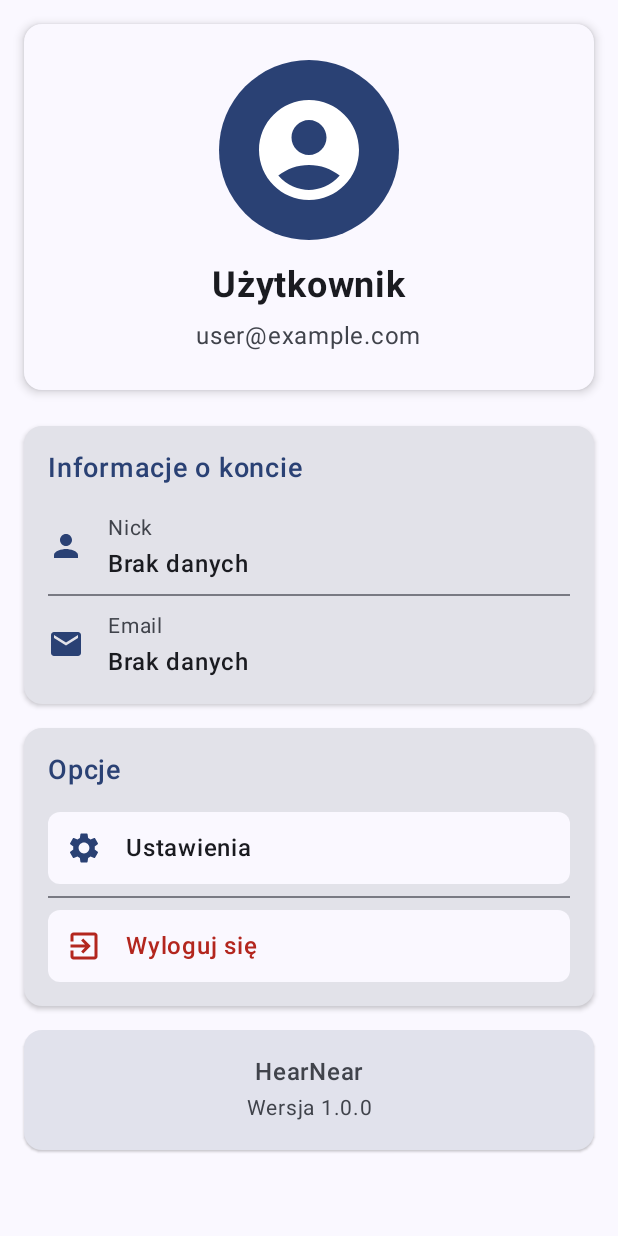
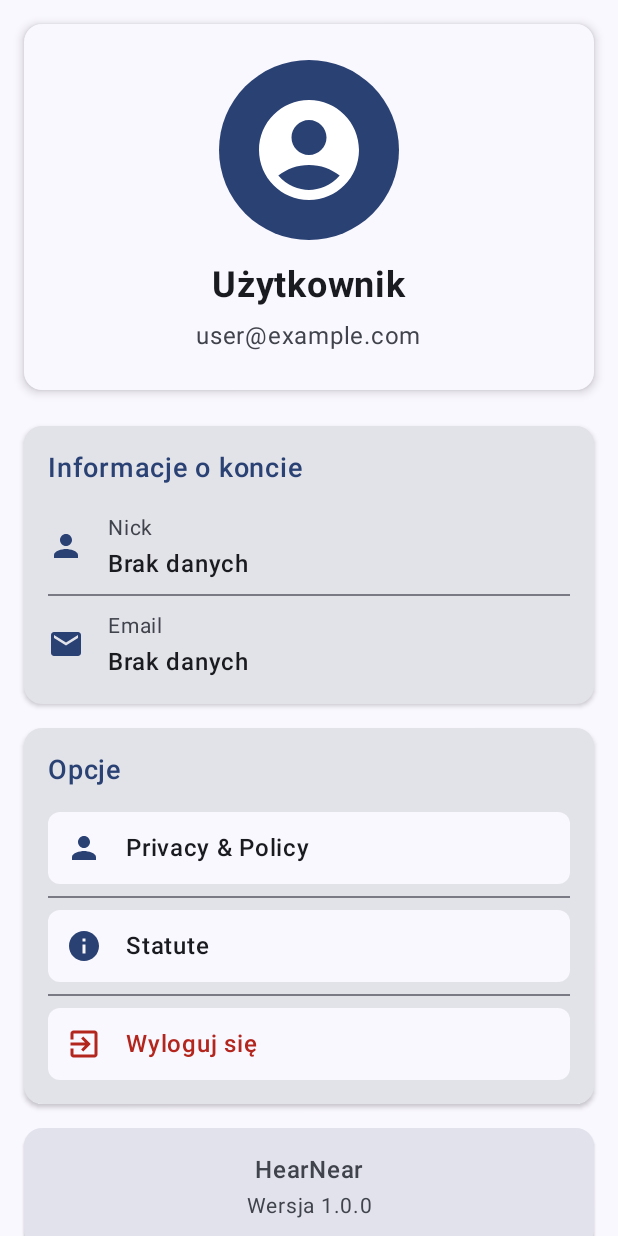
Before and after one commit to M-ichael-M/HearNear, an Android app built with Jetpack Compose: the composable UserScreen shown on its own in the app's theme, on a phone screen of 412 x 824 dp. Run offline under Robolectric (Android 15) with nearby library versions, the phone set to English and light mode, and no system bars; 1 statement that could not run was skipped.

Commit message:
Add statute

```diff
--- a/App/app/src/main/java/com/example/hearnear/ui/screens/UserScreen.kt
+++ b/App/app/src/main/java/com/example/hearnear/ui/screens/UserScreen.kt
@@ -10,6 +10,7 @@ import androidx.compose.material.icons.Icons
 import androidx.compose.material.icons.filled.AccountCircle
 import androidx.compose.material.icons.filled.Email
 import androidx.compose.material.icons.filled.ExitToApp
+import androidx.compose.material.icons.filled.Info
 import androidx.compose.material.icons.filled.Person
 import androidx.compose.material.icons.filled.Settings
 import androidx.compose.material3.*
@@ -22,12 +23,15 @@ import androidx.compose.ui.text.font.FontWeight
 import androidx.compose.ui.text.style.TextAlign
 import androidx.compose.ui.unit.dp
 import androidx.compose.ui.unit.sp
+import androidx.navigation.NavController
+import com.example.hearnear.ui.HearNearScreen
 import com.example.hearnear.viewmodel.AuthViewModel
 
 @OptIn(ExperimentalMaterial3Api::class)
 @Composable
 fun UserScreen(
-    authViewModel: AuthViewModel? = null
+    authViewModel: AuthViewModel? = null,
+    navController: NavController
 ) {
     val authState by authViewModel?.authState?.collectAsState() ?: remember { mutableStateOf(null) }
 
@@ -143,11 +147,26 @@ fun UserScreen(
                     modifier = Modifier.padding(bottom = 16.dp)
                 )
 
+
                 UserActionItem(
-                    icon = Icons.Default.Settings,
-                    label = "Ustawienia",
-                    onClick = { /* TODO: Implementacja ustawień */ }
+                    icon = Icons.Default.Person,
+                    label = "Privacy & Policy",
+                    onClick = {
+                        navController.navigate(HearNearScreen.PrivacyPolicy.name)
+                    }
                 )
+
+                Divider(modifier = Modifier.padding(vertical = 8.dp))
+
+
+                UserActionItem(
+                    icon = Icons.Default.Info,
+                    label = "Statute",
+                    onClick = {
+                        navController.navigate(HearNearScreen.Statute.name)
+                    }
+                )
+
 
                 Divider(modifier = Modifier.padding(vertical = 8.dp))
 
--- /dev/null
+++ b/App/app/src/main/res/drawable/outline_person_24.xml
@@ -0,0 +1,5 @@
+<vector xmlns:android="http://schemas.android.com/apk/res/android" android:height="24dp" android:tint="#000000" android:viewportHeight="960" android:viewportWidth="960" android:width="24dp">
+
+    <path android:fillColor="@android:color/white" android:pathData="M480,480Q414,480 367,433Q320,386 320,320Q320,254 367,207Q414,160 480,160Q546,160 593,207Q640,254 640,320Q640,386 593,433Q546,480 480,480ZM160,800L160,688Q160,654 177.5,625.5Q195,597 224,582Q286,551 350,535.5Q414,520 480,520Q546,520 610,535.5Q674,551 736,582Q765,597 782.5,625.5Q800,654 800,688L800,800L160,800ZM240,720L720,720L720,688Q720,677 714.5,668Q709,659 700,654Q646,627 591,613.5Q536,600 480,600Q424,600 369,613.5Q314,627 260,654Q251,659 245.5,668Q240,677 240,688L240,720ZM480,400Q513,400 536.5,376.5Q560,353 560,320Q560,287 536.5,263.5Q513,240 480,240Q447,240 423.5,263.5Q400,287 400,320Q400,353 423.5,376.5Q447,400 480,400ZM480,320Q480,320 480,320Q480,320 480,320Q480,320 480,320Q480,320 480,320Q480,320 480,320Q480,320 480,320Q480,320 480,320Q480,320 480,320ZM480,720L480,720Q480,720 480,720Q480,720 480,720Q480,720 480,720Q480,720 480,720Q480,720 480,720Q480,720 480,720Q480,720 480,720Q480,720 480,720L480,720Z"/>
+
+</vector>
--- a/App/app/src/main/res/values/strings.xml
+++ b/App/app/src/main/res/values/strings.xml
@@ -7,4 +7,6 @@
     <string name="home">Home</string>
     <string name="login">Login</string>
     <string name="register">Register</string>
+    <string name="privacy_policy"><![CDATA[Privacy & Policy]]></string>
+    <string name="statute">Statute</string>
 </resources>
--- a/App/gradle/libs.versions.toml
+++ b/App/gradle/libs.versions.toml
@@ -1,5 +1,5 @@
 [versions]
-agp = "8.11.1"
+agp = "8.12.0"
 kotlin = "2.2.0"
 coreKtx = "1.16.0"
 junit = "4.13.2"
```
Also changed, not shown: App/app/src/main/java/com/example/hearnear/AuthApp.kt (+10 -2 lines), App/app/src/main/java/com/example/hearnear/ui/HearNearScreen.kt (+19 -3 lines), App/app/src/main/java/com/example/hearnear/ui/screens/Map.kt (+9 -20 lines), App/app/src/main/java/com/example/hearnear/ui/screens/PrivacyPolicy.kt (added, +11 -0 lines), App/app/src/main/java/com/example/hearnear/ui/screens/Register.kt (+39 -3 lines), App/app/src/main/java/com/example/hearnear/ui/screens/Statute.kt (added, +11 -0 lines).
